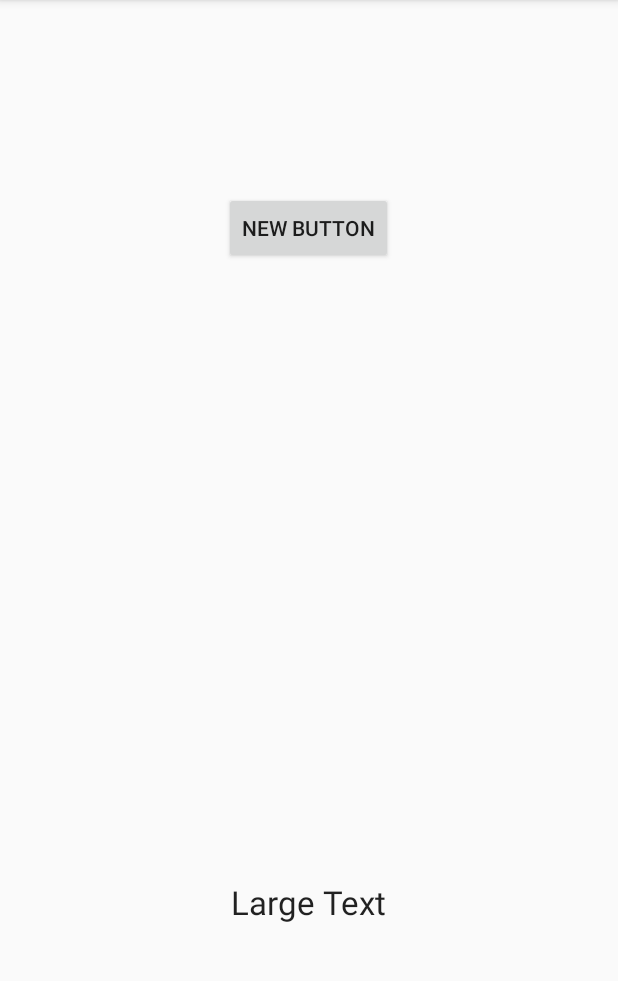
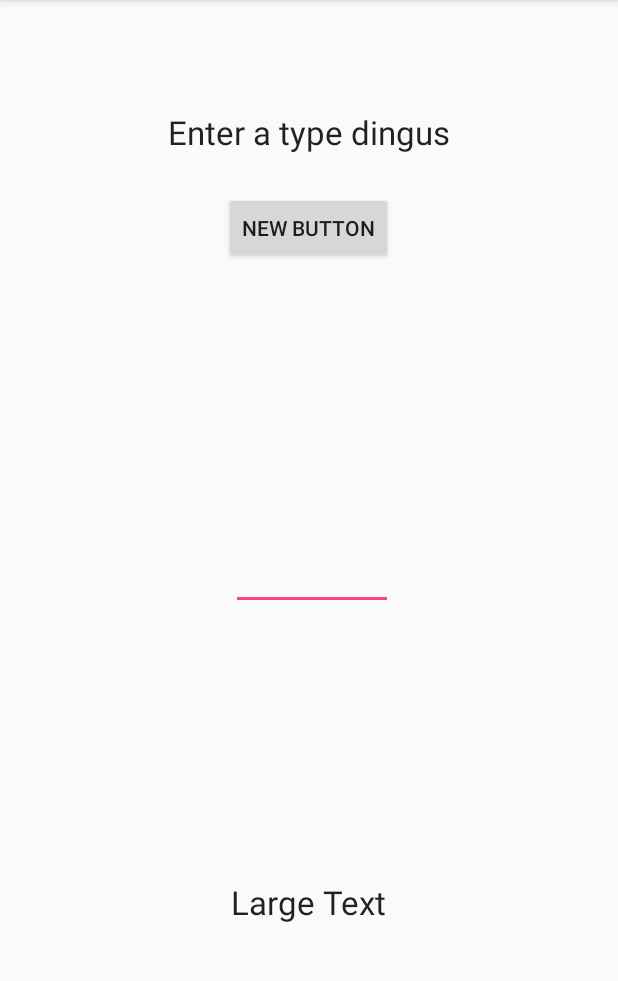
Before and after one commit to KendrickLeemar/EngHacks, an Android app: the screen it shows after launch (MainActivity), after a tap on "NEW BUTTON", on a phone screen of 412 x 824 dp, the part 84-1065 px from its top. Run offline under Robolectric (Android 15) with nearby library versions, the phone set to English and light mode, and no system bars.

Commit message:
Finished the very basics

```diff
--- a/EngHacksPokemon2/app/src/main/java/kendrick/enghackspokemon/MainActivity.java
+++ b/EngHacksPokemon2/app/src/main/java/kendrick/enghackspokemon/MainActivity.java
@@ -8,38 +8,43 @@ import android.widget.*;
 public class MainActivity extends AppCompatActivity {
     private Button mAskType;
     private TextView mPromptText;
-
+    private EditText mTypeField;
+    private TextView mTextView;
     @Override
     protected void onCreate(Bundle savedInstanceState) {
         super.onCreate(savedInstanceState);
         setContentView(R.layout.activity_main);
         mAskType = (Button) findViewById(R.id.askType);
         mPromptText = (TextView) findViewById(R.id.promptText);
+        mTypeField = (EditText) findViewById(R.id.editText);
+        mTextView = (TextView) findViewById(R.id.textView);
+        mAskType.setOnClickListener(new View.OnClickListener() {
+            @Override
+            public void onClick(View v) {
+                String type =  mTypeField.getText().toString();
+                mTextView.setText(processInformation(type));
+            }
+        });
 
-        mAskType.setOnClickListener(new View.OnClickListener() {
-                                        @Override
-                                        public void onClick(View v) {
-
-                                        }
-                                    }
-        );
     }
-
 
 
     private String processInformation(String type) {
         if (type.equalsIgnoreCase("fire")) {
             return "Weak Against Water, Ground, and Rock.\n" +
                     "Resists Grass, Fairy, Bug, Ice, and Steel";
-        }
-        if (type.equalsIgnoreCase("water")) {
+        } else if (type.equalsIgnoreCase("water")) {
             return "Weak Against Grass, and Electric" +
                     "Resists Fire, Water, Ice and Steel";
-
+        } else if (type.equalsIgnoreCase("grass")) {
+            return "Weak Against Fire, Bug, Flying, and Poison" +
+                    "Resists Grass, Ground";
+        } else if (type.equalsIgnoreCase("electric")){
+            return "Weak Against Ground" +
+                    "Resists Electric, Flying and Steel";
+        } else if (type.equalsIgnoreCase("ice")){
+            return "Weak Against Fighting, Fire, Rock, Steel ";
         }
-        if (type.equalsIgnoreCase("grass")){
-            return "Weak Against Fire, Bug, Flying and Poison" +
-                    "Resists Grass, Ground"
-        }
+        return "Enter a type dingus";
     }
 }
--- a/EngHacksPokemon2/app/src/main/res/layout/activity_main.xml
+++ b/EngHacksPokemon2/app/src/main/res/layout/activity_main.xml
@@ -28,4 +28,24 @@
         android:layout_alignParentTop="true"
         android:layout_centerHorizontal="true"
         android:layout_marginTop="112dp"/>
+
+    <EditText
+        android:layout_width="wrap_content"
+        android:layout_height="wrap_content"
+        android:id="@+id/editText"
+        android:layout_centerVertical="true"
+        android:layout_alignLeft="@+id/promptText"
+        android:layout_alignStart="@+id/promptText"
+        android:layout_alignRight="@+id/askType"
+        android:layout_alignEnd="@+id/askType"/>
+
+    <TextView
+        android:layout_width="wrap_content"
+        android:layout_height="wrap_content"
+        android:textAppearance="?android:attr/textAppearanceLarge"
+        android:text="Large Text"
+        android:id="@+id/textView"
+        android:layout_alignParentTop="true"
+        android:layout_centerHorizontal="true"
+        android:layout_marginTop="57dp"/>
 </RelativeLayout>
```
